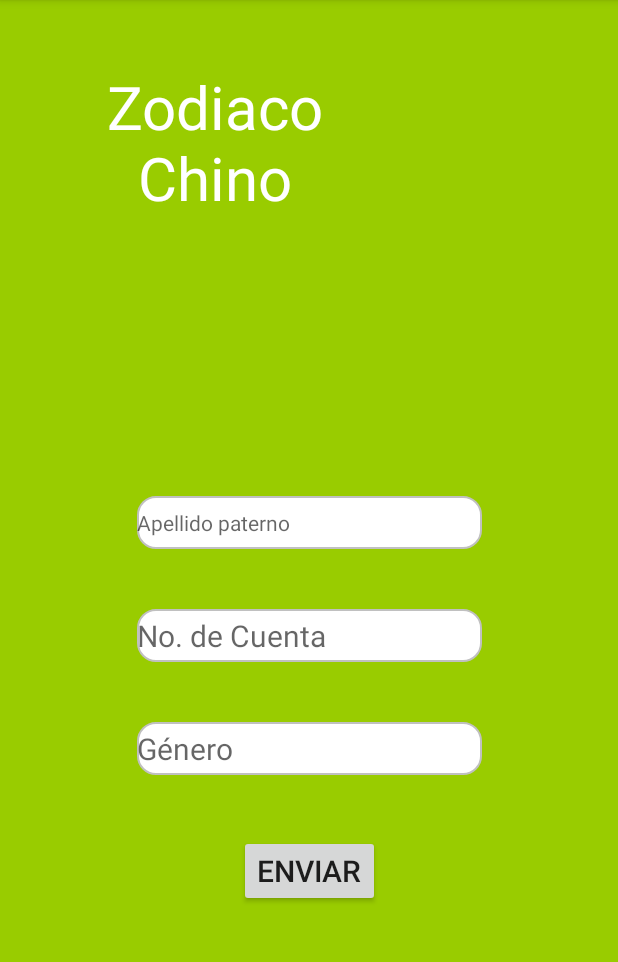
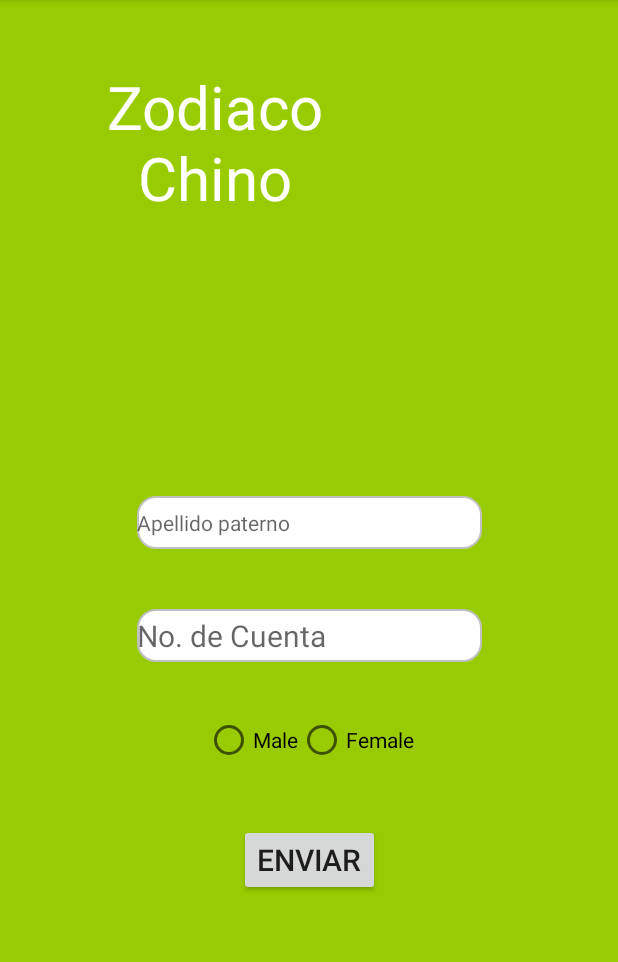
Before and after one commit to AlanPVG/Ej3_LV_STUDENTS_APVG, an Android app: the screen it shows after launch (MainActivity), on a phone screen of 412 x 824 dp, the part 84-1046 px from its top. Run offline under Robolectric (Android 15) with nearby library versions, the phone set to English and light mode, and no system bars.

Commit message:
Se sustituye caja de texto para género por radio buttons para elegir únicamente entre los géneros masculino o femenino

```diff
--- a/app/src/main/java/com/example/ej3_lv_students/Alumno.java
+++ b/app/src/main/java/com/example/ej3_lv_students/Alumno.java
@@ -11,7 +11,7 @@ public class Alumno implements Serializable {
 
     //Constructor
 
-    Alumno(String nombre_alumno, String apellidosAlumno, String generoAlumno, String noCuentaAlumno){
+    Alumno(String nombre_alumno, String apellidosAlumno,String generoAlumno, String noCuentaAlumno){
         nombre = nombre_alumno;
         apellidos = apellidosAlumno;
         genero = generoAlumno;
@@ -43,6 +43,8 @@ public class Alumno implements Serializable {
         this.genero = genero;
     }
 
+
+
     public String getNoCuenta() {
         return noCuenta;
     }
--- a/app/src/main/java/com/example/ej3_lv_students/MainActivity.java
+++ b/app/src/main/java/com/example/ej3_lv_students/MainActivity.java
@@ -5,6 +5,9 @@ import android.os.Bundle;
 import android.view.View;
 import android.widget.Button;
 import android.widget.EditText;
+import android.widget.RadioButton;
+import android.widget.RadioGroup;
+import android.widget.Toast;
 
 import androidx.appcompat.app.AppCompatActivity;
 
@@ -21,22 +24,29 @@ public class MainActivity extends AppCompatActivity {
     protected void onCreate(Bundle savedInstanceState) {
         super.onCreate(savedInstanceState);
         setContentView(R.layout.activity_main);
+        final RadioGroup rbg=(RadioGroup) findViewById(R.id.radioGroup1);
         nombre = findViewById(R.id.Nombre);
         apellidos = findViewById(R.id.apPaterno);
         noCuenta = findViewById(R.id.No_Cuenta);
-        genero = findViewById(R.id.Genero);
         btnCheck = findViewById(R.id.btnCheck);
-        nombreString = nombre.getText().toString();
+
         btnCheck.setOnClickListener(new View.OnClickListener() {
 
             @Override
             public void onClick(View view) {
-                listaAlumnos.add( new Alumno(nombre.getText().toString(),apellidos.getText().toString(),genero.getText().toString(),noCuenta.getText().toString()));
-                openListViewActivity();
-                nombre.setText("");
-                apellidos.setText("");
-                noCuenta.setText("");
-                genero.setText("");
+                if(nombre.length()!=0 && apellidos.length()!=0 && noCuenta.length()!=0) {
+                    int selected=rbg.getCheckedRadioButtonId();
+                    RadioButton gender=(RadioButton) findViewById(selected);
+                    listaAlumnos.add(new Alumno(nombre.getText().toString(), apellidos.getText().toString(),gender.getText().toString(), noCuenta.getText().toString()));
+                    openListViewActivity();
+                    nombre.setText("");
+                    apellidos.setText("");
+                    noCuenta.setText("");
+                    //genero.setText("");
+                }
+                else{
+                    Toast.makeText(MainActivity.this, "informacion incompleta", Toast.LENGTH_SHORT).show();
+                }
             }
         });
     }
@@ -48,8 +58,4 @@ public class MainActivity extends AppCompatActivity {
         startActivity(intent);
     }
 
-    public String toStringCopy()
-    {
-        return getClass().getName()+"@"+Integer.toHexString(hashCode());
-    }
 }
--- a/app/src/main/res/layout/activity_main.xml
+++ b/app/src/main/res/layout/activity_main.xml
@@ -77,22 +77,36 @@
         app:layout_constraintEnd_toEndOf="parent"
         app:layout_constraintStart_toStartOf="parent"/>
 
-    <!-- Caja de texto - Correo Electrónico -->
-    <EditText
-        android:id="@+id/Genero"
-        android:layout_width="230dp"
-        android:layout_height="35dp"
-        android:layout_marginTop="40dp"
-        android:layout_marginBottom="500dp"
-        android:hint="@string/hint_genero"
-        android:ems="10"
-        android:inputType="text"
-        android:maxLength="1"
-        android:textSize="20sp"
-        android:background="@drawable/edit_text_border"
+
+
+    <RadioGroup
+        android:id="@+id/radioGroup1"
+        android:layout_width="wrap_content"
+        android:layout_height="wrap_content"
+        android:layout_centerHorizontal="true"
+        android:layout_marginTop="36dp"
+        android:orientation="horizontal"
         app:layout_constraintTop_toBottomOf="@+id/No_Cuenta"
         app:layout_constraintEnd_toEndOf="parent"
-        app:layout_constraintStart_toStartOf="parent"/>
+        app:layout_constraintStart_toStartOf="parent"
+        >
+
+        <RadioButton
+            android:id="@+id/radioButton1"
+            android:layout_width="wrap_content"
+            android:layout_height="wrap_content"
+            android:text="Male" />
+
+
+        <RadioButton
+            android:layout_width="wrap_content"
+            android:layout_height="wrap_content"
+            android:layout_alignLeft="@+id/radioGroup1"
+            android:layout_below="@+id/radioGroup1"
+            android:text="Female" />
+
+
+    </RadioGroup>
 
 
     <Button
@@ -102,8 +116,9 @@
         android:layout_height="wrap_content"
         android:text="@string/button_check"
         android:textSize="20sp"
-        app:layout_constraintTop_toBottomOf="@+id/Genero"
+        app:layout_constraintTop_toBottomOf="@+id/radioGroup1"
         app:layout_constraintEnd_toEndOf="parent"
-        app:layout_constraintStart_toStartOf="parent"/>
+        app:layout_constraintStart_toStartOf="parent"
+        tools:ignore="UnknownId" />
 
 </androidx.constraintlayout.widget.ConstraintLayout>
```
